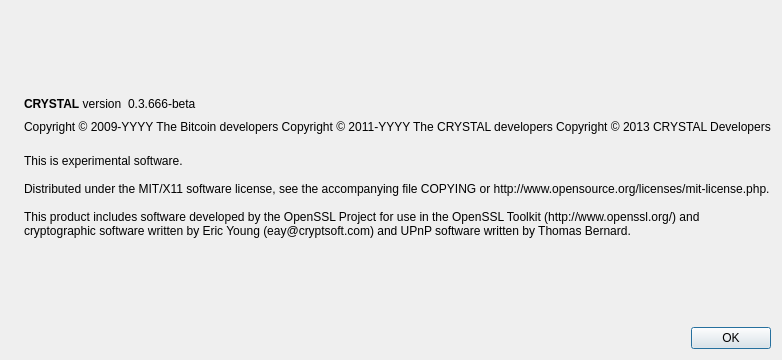
The window that src/qt/forms/aboutdialog.ui (deepfuturevc/deepfuture) describes before a commit, drawn with Qt 5.
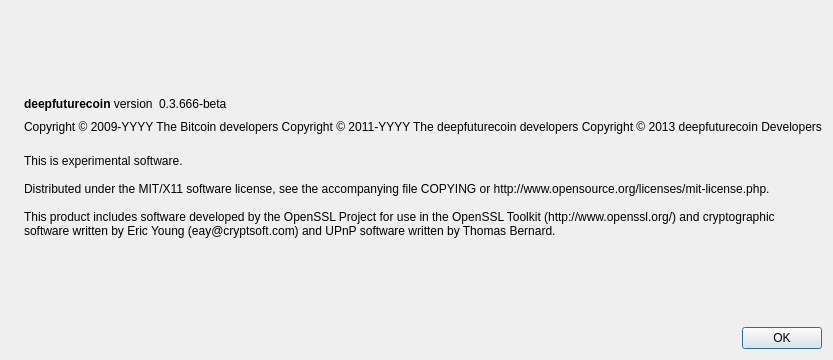
The same window after the commit. Icons and pictures are not drawn.

The edit to the form file:
```diff
--- a/src/qt/forms/aboutdialog.ui
+++ b/src/qt/forms/aboutdialog.ui
@@ -50,7 +50,7 @@
           <cursorShape>IBeamCursor</cursorShape>
          </property>
          <property name="text">
-          <string>&lt;b&gt;CRYSTAL&lt;/b&gt; version</string>
+          <string>&lt;b&gt;deepfuturecoin&lt;/b&gt; version</string>
          </property>
          <property name="textInteractionFlags">
           <set>Qt::LinksAccessibleByMouse|Qt::TextSelectableByKeyboard|Qt::TextSelectableByMouse</set>
@@ -92,8 +92,8 @@
        </property>
        <property name="text">
         <string notr="true">Copyright &amp;copy; 2009-YYYY The Bitcoin developers
-Copyright &amp;copy; 2011-YYYY The CRYSTAL developers
-Copyright &amp;copy; 2013 CRYSTAL Developers</string>
+Copyright &amp;copy; 2011-YYYY The deepfuturecoin developers
+Copyright &amp;copy; 2013 deepfuturecoin Developers</string>
        </property>
        <property name="textFormat">
         <enum>Qt::RichText</enum>
```
Left out of the diff: 2 changed lines with no effect on the pictures.
